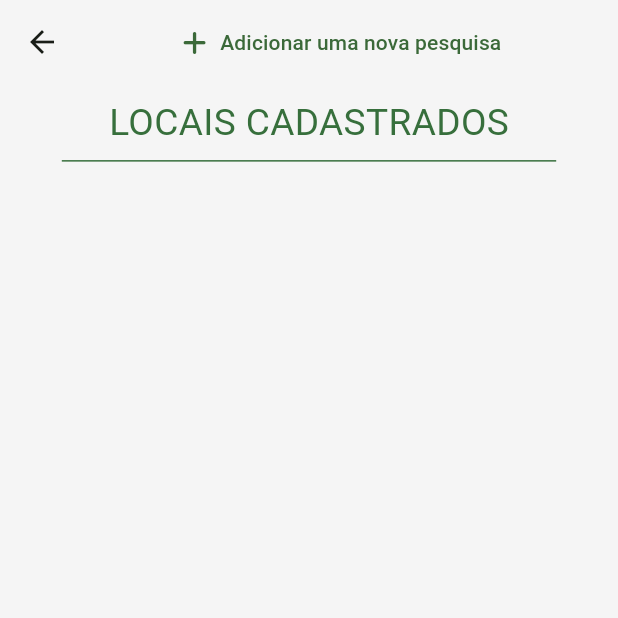
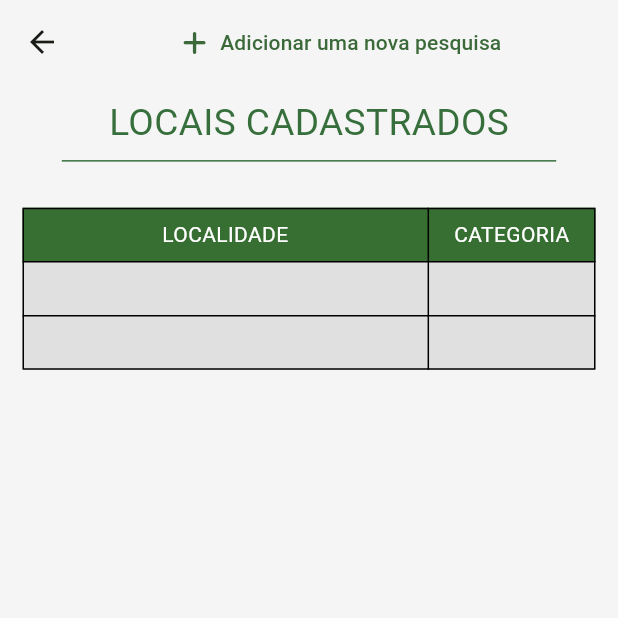
Before and after one commit to Draminhon/InvenTur, a Flutter app: the Pesquisas screen opened by its route, on a phone screen of 412 x 824 dp, the top half of it. Run offline on Flutter 3.47's test engine with Material 3 defaults, Android fonts, the phone set to English and light mode, and no system bars; our stand-ins replace font_awesome_flutter, google_fonts, mask_text_input_formatter.

```diff
--- a/src/inventur/lib/main.dart
+++ b/src/inventur/lib/main.dart
@@ -14,6 +14,7 @@ import 'package:inventur/pages/recover/passwordcod_page.dart';
 import 'package:inventur/pages/recover/passwordrecover_page.dart';
 import 'package:inventur/pages/home/Pesquisador/forms/formB.dart';
 import 'package:inventur/pages/home/Pesquisador/forms/formC.dart';
+import 'package:inventur/pages/home/Pesquisador/perfil_pesquisador.dart';
 
 void main() {
   WidgetsFlutterBinding.ensureInitialized();
@@ -48,7 +49,8 @@ class MyApp extends StatelessWidget {
         '/FormA': (_) => FormularioA(),
         '/FormB': (_) => FormularioB(),
         '/FormC': (_) => FormularioC(),
-        '/A': (_) => A()
+        '/A': (_) => A(),
+        '/PerfilPesquisador': (_) => ContaPesquisador()
       },
     );
   }
--- a/src/inventur/lib/pages/home/Pesquisador/pesquisador_homepage.dart
+++ b/src/inventur/lib/pages/home/Pesquisador/pesquisador_homepage.dart
@@ -36,13 +36,13 @@ class PesquisadorHome extends StatelessWidget {
               leading: const Icon(Icons.person),
               title: const Text('Conta'),
               onTap: () {
-                Navigator.pop(context);
+                Navigator.pushNamed(context, '/PerfilPesquisador');
               },
             )
           ],
         ),
       ),
-      body: Padding(
+      body:  Padding(
           padding: EdgeInsets.only(
             top: sizeScreen.height * 0.01,
             left: sizeScreen.height * 0.02,
--- a/src/inventur/lib/pages/home/Pesquisador/pesquisas.dart
+++ b/src/inventur/lib/pages/home/Pesquisador/pesquisas.dart
@@ -103,6 +103,101 @@ class Pesquisas extends StatelessWidget {
                   )
                 ],
               )),
+          Center(
+            child: Padding(
+              padding: EdgeInsets.all(15.0),
+              child: Table(
+                columnWidths: {
+                  1: FlexColumnWidth(sizeScreen.width * 0.001)
+                },
+                border: TableBorder.all(),
+                defaultVerticalAlignment: TableCellVerticalAlignment.middle,
+                children:  [
+                  const TableRow(
+                      decoration: BoxDecoration(
+                          color: Color.fromARGB(255, 55, 111, 50)),
+                      children: [
+                        TableCell(
+                            verticalAlignment:
+                                TableCellVerticalAlignment.middle,
+                            child: Padding(
+                              padding: EdgeInsets.all(8.0),
+                              child: Text(
+                                'LOCALIDADE',
+                                style: TextStyle(color: Colors.white),
+                                textAlign: TextAlign.center,
+                              ),
+                            )),
+                        TableCell(
+                          verticalAlignment: TableCellVerticalAlignment.middle,
+                          child: Padding(
+                            padding: EdgeInsets.all(8.0),
+                            child: Text(
+                              'CATEGORIA',
+                              style: TextStyle(color: Colors.white),
+                                   textAlign: TextAlign.center,
+                            ),
+                          ),
+                        )
+                      ]),
+                      TableRow(
+                      decoration: BoxDecoration(
+                          color: Colors.grey[300]),
+                      children: [
+                        TableCell(
+                            verticalAlignment:
+                                TableCellVerticalAlignment.middle,
+                            child: Padding(
+                              padding: EdgeInsets.all(8.0),
+                              child: Text(
+                                '',
+                                style: TextStyle(color: Colors.white),
+                                textAlign: TextAlign.center,
+                              ),
+                            )),
+                        TableCell(
+                          verticalAlignment: TableCellVerticalAlignment.middle,
+                          child: Padding(
+                            padding: EdgeInsets.all(8.0),
+                            child: Text(
+                              '',
+                              style: TextStyle(color: Colors.white),
+                                   textAlign: TextAlign.center,
+                            ),
+                          ),
+                        )
+                      ]),
+                       TableRow(
+                      decoration: BoxDecoration(
+                          color: Colors.grey[300]),
+                      children: [
+                        TableCell(
+                            verticalAlignment:
+                                TableCellVerticalAlignment.middle,
+                            child: Padding(
+                              padding: EdgeInsets.all(8.0),
+                              child: Text(
+                                '',
+                                style: TextStyle(color: Colors.white),
+                                textAlign: TextAlign.center,
+                              ),
+                            )),
+                        TableCell(
+                          verticalAlignment: TableCellVerticalAlignment.middle,
+                          child: Padding(
+                            padding: EdgeInsets.all(8.0),
+                            child: Text(
+                              '',
+                              style: TextStyle(color: Colors.white),
+                                   textAlign: TextAlign.center,
+                            ),
+                          ),
+                        )
+                      ]),
+                ],
+              ),
+            ),
+          )
         ],
       ),
     );
```
Also changed, not shown: src/inventur/lib/pages/home/Pesquisador/perfil_pesquisador.dart (added, +70 -0 lines).
